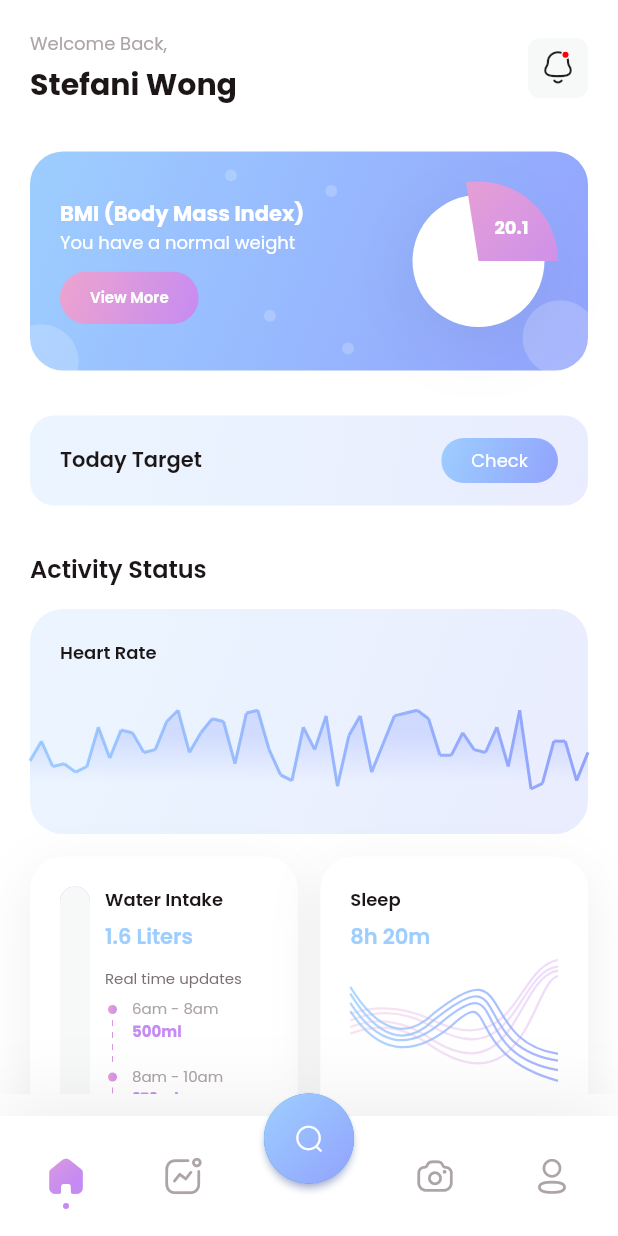
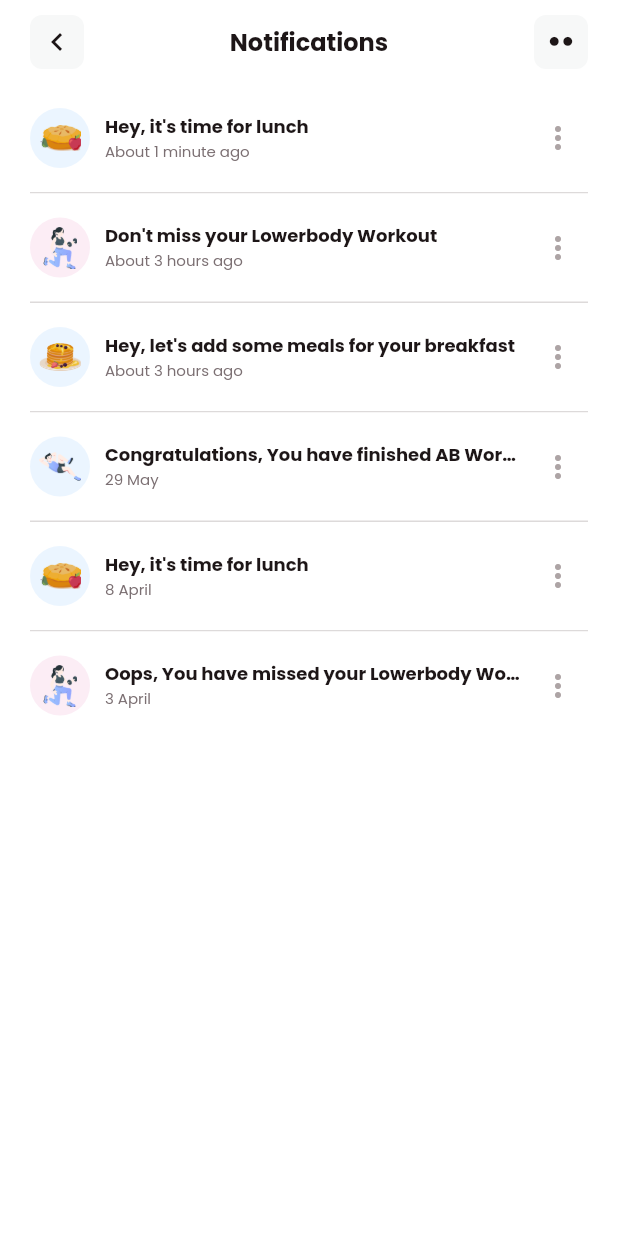
Before and after one commit to AyurM/FitnestX-Demo, a Flutter app: the HomeScreen screen opened directly, after a tap on an icon or button, on a phone screen of 412 x 824 dp. Run offline on Flutter 3.47's test engine with Material 2 defaults, Android fonts, the phone set to English and light mode, and no system bars; our stand-ins replace flutter_bloc, get_it, google_fonts.

Commit message:
Added Notification screen

```diff
--- /dev/null
+++ b/lib/data/model/notification_content.dart
@@ -0,0 +1,14 @@
+import 'package:flutter/material.dart';
+
+class NotificationContent {
+  final String message;
+  final String date;
+  final String assetPath;
+  final Color? color;
+
+  const NotificationContent(
+      {required this.message,
+      required this.date,
+      required this.assetPath,
+      this.color});
+}
--- a/lib/data/model/water_intake_update.dart
+++ b/lib/data/model/water_intake_update.dart
@@ -1,11 +1,6 @@
-import 'dart:math';
-
 import 'package:intl/intl.dart';
 
 const _kMlText = 'ml';
-const _kMinWaterIntakePerUpdate = 10;
-const _kMaxWaterIntakePerUpdate = 70;
-const _kMockStartHour = 6;
 
 class WaterIntakeUpdate {
   final DateTime start;
@@ -13,7 +8,6 @@ class WaterIntakeUpdate {
   final int intakeInMl;
 
   static final DateFormat timeFormat = DateFormat('ha');
-  static final Random _random = Random();
 
   const WaterIntakeUpdate({
     required this.start,
@@ -26,26 +20,4 @@ class WaterIntakeUpdate {
           .toLowerCase();
 
   String get intake => '$intakeInMl$_kMlText';
-
-  static List<WaterIntakeUpdate> generateMockIntakes(int length) {
-    final now = DateTime.now();
-    final result = <WaterIntakeUpdate>[];
-
-    for (int i = 0; i < length; i++) {
-      result.add(WaterIntakeUpdate(
-          start:
-              DateTime(now.year, now.month, now.day, _kMockStartHour + i * 2),
-          end: i == length - 1
-              ? null
-              : DateTime(
-                  now.year, now.month, now.day, _kMockStartHour + (i + 1) * 2),
-          intakeInMl: _getRandomIntake()));
-    }
-    return result;
-  }
-
-  static int _getRandomIntake() =>
-      10 *
-      (_random.nextInt(_kMaxWaterIntakePerUpdate - _kMinWaterIntakePerUpdate) +
-          _kMinWaterIntakePerUpdate);
 }
--- a/lib/main.dart
+++ b/lib/main.dart
@@ -19,7 +19,9 @@ class MyApp extends StatelessWidget {
       debugShowCheckedModeBanner: false,
       title: kAppName,
       theme: ThemeData.light().copyWith(
-          textTheme: appTextTheme, scaffoldBackgroundColor: AppColors.white),
+        textTheme: appTextTheme,
+        scaffoldBackgroundColor: AppColors.white,
+      ),
       home: const WelcomeScreen(),
     );
   }
--- a/lib/res/theme/app_icons.dart
+++ b/lib/res/theme/app_icons.dart
@@ -8,6 +8,8 @@ class AppIcons {
   static const _kFontFam = 'AppIcons';
   static const String? _kFontPkg = null;
 
+  static const IconData more =
+      IconData(0xe800, fontFamily: _kFontFam, fontPackage: _kFontPkg);
   static const IconData activity_outlined =
       IconData(0xe802, fontFamily: _kFontFam, fontPackage: _kFontPkg);
   static const IconData camera_outlined =
--- /dev/null
+++ b/lib/res/views/app_scaffold.dart
@@ -0,0 +1,20 @@
+import 'package:fitnest_x/res/views/fitnest_app_bar.dart';
+import 'package:flutter/material.dart';
+
+class AppScaffold extends StatelessWidget {
+  final String title;
+  final Widget body;
+  final void Function()? onMorePressed;
+
+  const AppScaffold(
+      {Key? key, required this.title, required this.body, this.onMorePressed})
+      : super(key: key);
+
+  @override
+  Widget build(BuildContext context) {
+    return Scaffold(
+      appBar: FitnestAppBar(text: title, context: context),
+      body: body,
+    );
+  }
+}
--- /dev/null
+++ b/lib/res/views/fitnest_app_bar.dart
@@ -0,0 +1,81 @@
+import 'package:fitnest_x/res/colors/app_colors.dart';
+import 'package:fitnest_x/res/theme/app_icons.dart';
+import 'package:fitnest_x/res/theme/constants.dart';
+import 'package:flutter/material.dart';
+
+const _kAppBarButtonSize = 36.0;
+const _kBorderRadius = 8.0;
+
+class FitnestAppBar extends AppBar {
+  final String text;
+  final IconData? leadingIcon;
+  final void Function()? onMorePressed;
+  final BuildContext context;
+
+  FitnestAppBar(
+      {Key? key,
+      required this.text,
+      required this.context,
+      this.leadingIcon,
+      this.onMorePressed})
+      : super(
+            key: key,
+            leading: _AppBarButton(
+              iconData: leadingIcon ?? Icons.chevron_left_outlined,
+              onPressed: () => Navigator.of(context).pop(),
+            ),
+            actions: [
+              _AppBarButton(
+                iconData: AppIcons.more,
+                onPressed: onMorePressed ?? () {},
+              )
+            ],
+            title: Text(text));
+
+  @override
+  bool? get centerTitle => true;
+
+  @override
+  Color? get backgroundColor => AppColors.white;
+
+  @override
+  double? get elevation => 0;
+
+  @override
+  double? get leadingWidth =>
+      _kAppBarButtonSize + kHorizontalPadding.left + kHorizontalPadding.right;
+
+  @override
+  TextStyle? get titleTextStyle =>
+      Theme.of(context).textTheme.headline4?.copyWith(fontSize: 16);
+}
+
+class _AppBarButton extends StatelessWidget {
+  final IconData iconData;
+  final void Function()? onPressed;
+  const _AppBarButton({Key? key, required this.iconData, this.onPressed})
+      : super(key: key);
+
+  @override
+  Widget build(BuildContext context) => Padding(
+        padding: EdgeInsets.symmetric(
+            horizontal: kHorizontalPadding.left,
+            vertical: (kToolbarHeight - _kAppBarButtonSize) / 2),
+        child: Ink(
+          width: _kAppBarButtonSize,
+          height: _kAppBarButtonSize,
+          decoration: BoxDecoration(
+              borderRadius: BorderRadius.circular(_kBorderRadius),
+              color: AppColors.borderColor),
+          child: InkWell(
+            onTap: onPressed,
+            borderRadius: BorderRadius.circular(_kBorderRadius),
+            child: Center(
+                child: Icon(
+              iconData,
+              color: AppColors.black,
+            )),
+          ),
+        ),
+      );
+}
--- a/lib/res/views/home_tab/activity_block.dart
+++ b/lib/res/views/home_tab/activity_block.dart
@@ -1,16 +1,14 @@
-import 'package:fitnest_x/data/model/water_intake_update.dart';
 import 'package:fitnest_x/res/views/home_tab/calories_card.dart';
 import 'package:fitnest_x/res/views/home_tab/heart_rate_card.dart';
 import 'package:fitnest_x/res/views/home_tab/sleep_card.dart';
 import 'package:fitnest_x/res/views/home_tab/water_intake.dart';
 import 'package:fitnest_x/res/views/section_title.dart';
+import 'package:fitnest_x/utils/data_mock_utils.dart';
 import 'package:flutter/material.dart';
 
 const _titleText = 'Activity Status';
 const _kSpacing = 15.0;
 const _kSleepDuration = Duration(hours: 8, minutes: 20);
-const _kTargetCalories = 990;
-const _kConsumedCalories = 760;
 const _kMaxTotalWaterIntakeMl = 3000;
 const _kMockIntakesLength = 5;
 
@@ -34,18 +32,20 @@ class ActivityBlock extends StatelessWidget {
                 Expanded(
                     child: WaterIntakeCard(
                         maxIntakeMl: _kMaxTotalWaterIntakeMl,
-                        intakeUpdates: WaterIntakeUpdate.generateMockIntakes(
-                            _kMockIntakesLength))),
+                        intakeUpdates:
+                            DataMockUtils.getMockIntakes(_kMockIntakesLength))),
                 const SizedBox(width: _kSpacing),
                 Expanded(
                     child: Column(
-                  children: const [
-                    Expanded(child: SleepCard(duration: _kSleepDuration)),
-                    SizedBox(height: _kSpacing),
+                  children: [
+                    const Expanded(child: SleepCard(duration: _kSleepDuration)),
+                    const SizedBox(height: _kSpacing),
                     Expanded(
                         child: CaloriesCard(
-                            consumedCalories: _kConsumedCalories,
-                            targetCalories: _kTargetCalories)),
+                            consumedCalories:
+                                DataMockUtils.getMockConsumedCalories(),
+                            targetCalories:
+                                DataMockUtils.getMockTotalCalories())),
                   ],
                 ))
               ],
--- a/lib/res/views/home_tab/home_tab_header.dart
+++ b/lib/res/views/home_tab/home_tab_header.dart
@@ -1,11 +1,12 @@
 import 'package:fitnest_x/res/colors/app_colors.dart';
 import 'package:fitnest_x/res/theme/app_icons.dart';
+import 'package:fitnest_x/screens/notification_screen/notification_screen.dart';
 import 'package:flutter/material.dart';
 
 const _kButtonSize = 40.0;
 const _kBorderRadius = 8.0;
 const _kNotificationDotSize = 6.0;
-const _welcomeText = 'Welcome Back,';
+const _welcomeText = 'Welcome back,';
 
 class HomeTabHeader extends StatelessWidget {
   final String username;
@@ -34,7 +35,10 @@ class HomeTabHeader extends StatelessWidget {
           ],
         ),
         _NotificationButton(
-          onPressed: () {},
+          onPressed: () => Navigator.push(
+              context,
+              MaterialPageRoute(
+                  builder: (context) => const NotificationScreen())),
           hasNotifications: hasNotifications,
         )
       ],
@@ -64,21 +68,21 @@ class _NotificationButton extends StatelessWidget {
               child: Stack(
             children: [
               const Icon(AppIcons.notification_outlined),
-              if (hasNotifications)
-                Positioned(
-                  right: 4,
-                  child: Container(
-                    width: _kNotificationDotSize,
-                    height: _kNotificationDotSize,
-                    decoration: BoxDecoration(
-                        color: AppColors.red,
-                        borderRadius:
-                            BorderRadius.circular(_kNotificationDotSize / 2),
-                        border: Border.all(color: AppColors.borderColor)),
-                  ),
-                )
+              if (hasNotifications) _buildIndicator()
             ],
           )),
         ),
       );
+
+  Widget _buildIndicator() => Positioned(
+        right: 4,
+        child: Container(
+          width: _kNotificationDotSize,
+          height: _kNotificationDotSize,
+          decoration: BoxDecoration(
+              color: AppColors.red,
+              borderRadius: BorderRadius.circular(_kNotificationDotSize / 2),
+              border: Border.all(color: AppColors.borderColor)),
+        ),
+      );
 }
--- /dev/null
+++ b/lib/res/views/notification/notification_list_item.dart
@@ -0,0 +1,81 @@
+import 'package:fitnest_x/data/model/notification_content.dart';
+import 'package:fitnest_x/res/colors/app_colors.dart';
+import 'package:flutter/material.dart';
+
+const _kImageHeight = 40.0;
+const _kImageBgOpacity = 0.2;
+const _kAssetImageScale = 0.7;
+const _kPadding = EdgeInsets.symmetric(vertical: 16);
+
+class NotificationListItem extends StatelessWidget {
+  final NotificationContent data;
+  final void Function()? onPressed;
+
+  const NotificationListItem({Key? key, required this.data, this.onPressed})
+      : super(key: key);
+
+  @override
+  Widget build(BuildContext context) {
+    final color = data.color ?? AppColors.blue2;
+    final TextStyle? textStyle = Theme.of(context).textTheme.subtitle1;
+
+    return RawMaterialButton(
+        onPressed: onPressed ?? () {},
+        padding: _kPadding,
+        elevation: 0,
+        fillColor: AppColors.white,
+        child: Row(
+          children: [
+            _NotificationImage(assetPath: data.assetPath, color: color),
+            const SizedBox(width: 10),
+            Expanded(
+                child: Column(
+              crossAxisAlignment: CrossAxisAlignment.start,
+              children: [
+                Text(data.message,
+                    maxLines: 1,
+                    overflow: TextOverflow.ellipsis,
+                    style: textStyle?.copyWith(
+                        fontWeight: FontWeight.bold, color: AppColors.black)),
+                Text(
+                  data.date,
+                  maxLines: 1,
+                  overflow: TextOverflow.ellipsis,
+                  style: textStyle?.copyWith(fontSize: 10),
+                )
+              ],
+            )),
+            const SizedBox(width: 10),
+            const Icon(Icons.more_vert_outlined, color: AppColors.gray2),
+            const SizedBox(width: 8),
+          ],
+        ));
+  }
+}
+
+class _NotificationImage extends StatelessWidget {
+  final String assetPath;
+  final Color color;
+
+  const _NotificationImage(
+      {Key? key, required this.assetPath, required this.color})
+      : super(key: key);
+
+  @override
+  Widget build(BuildContext context) => Stack(
+        alignment: Alignment.center,
+        children: [
+          Container(
+            width: _kImageHeight,
+            height: _kImageHeight,
+            decoration: BoxDecoration(
+                color: color.withOpacity(_kImageBgOpacity),
+                shape: BoxShape.circle),
+          ),
+          Image.asset(assetPath,
+              width: _kImageHeight * _kAssetImageScale,
+              height: _kImageHeight * _kAssetImageScale,
+              fit: BoxFit.contain)
+        ],
+      );
+}
--- /dev/null
+++ b/lib/screens/notification_screen/notification_screen.dart
@@ -0,0 +1,30 @@
+import 'package:fitnest_x/res/colors/app_colors.dart';
+import 'package:fitnest_x/res/theme/constants.dart';
+import 'package:fitnest_x/res/views/app_scaffold.dart';
+import 'package:fitnest_x/res/views/notification/notification_list_item.dart';
+import 'package:fitnest_x/utils/data_mock_utils.dart';
+import 'package:flutter/material.dart';
+
+const _titleText = 'Notifications';
+
+class NotificationScreen extends StatelessWidget {
+  const NotificationScreen({Key? key}) : super(key: key);
+
+  @override
+  Widget build(BuildContext context) {
+    final notifications = DataMockUtils.getMockNotifications();
+
+    return AppScaffold(
+        title: _titleText,
+        body: ListView.separated(
+            padding: kHorizontalPadding,
+            itemBuilder: (_, index) =>
+                NotificationListItem(data: notifications[index]),
+            separatorBuilder: (_, __) => const Divider(
+                  height: 1,
+                  thickness: 1,
+                  color: AppColors.gray3,
+                ),
+            itemCount: notifications.length));
+  }
+}
--- /dev/null
+++ b/lib/utils/data_mock_utils.dart
@@ -0,0 +1,82 @@
+import 'dart:math';
+
+import 'package:fitnest_x/data/model/notification_content.dart';
+import 'package:fitnest_x/data/model/water_intake_update.dart';
+import 'package:fitnest_x/res/colors/app_colors.dart';
+
+const _kMinWaterIntakePerUpdate = 10;
+const _kMaxWaterIntakePerUpdate = 70;
+const _kMockStartHour = 6;
+const _kTargetCalories = 990;
+const _kMinConsumedCalories = 30;
+const _kMaxConsumedCalories = 80;
+
+class DataMockUtils {
+  DataMockUtils._();
+
+  static final Random _random = Random();
+
+  static List<WaterIntakeUpdate> getMockIntakes(int length) {
+    final now = DateTime.now();
+    final result = <WaterIntakeUpdate>[];
+
+    for (int i = 0; i < length; i++) {
+      result.add(WaterIntakeUpdate(
+          start:
+              DateTime(now.year, now.month, now.day, _kMockStartHour + i * 2),
+          end: i == length - 1
+              ? null
+              : DateTime(
+                  now.year, now.month, now.day, _kMockStartHour + (i + 1) * 2),
+          intakeInMl: _getRandomIntake()));
+    }
+    return result;
+  }
+
+  static int _getRandomIntake() =>
+      10 *
+      (_random.nextInt(_kMaxWaterIntakePerUpdate - _kMinWaterIntakePerUpdate) +
+          _kMinWaterIntakePerUpdate);
+
+  static int getMockConsumedCalories() =>
+      10 *
+      (_random.nextInt(_kMaxConsumedCalories - _kMinConsumedCalories) +
+          _kMinConsumedCalories);
+
+  static int getMockTotalCalories() => _kTargetCalories;
+
+  static List<NotificationContent> getMockNotifications() {
+    return const [
+      NotificationContent(
+          message: 'Hey, it\'s time for lunch',
+          date: 'About 1 minute ago',
+          assetPath: 'assets/images/notification_4.png',
+          color: AppColors.blue2),
+      NotificationContent(
+          message: 'Don\'t miss your Lowerbody Workout',
+          date: 'About 3 hours ago',
+          assetPath: 'assets/images/notification_1.png',
+          color: AppColors.purple2),
+      NotificationContent(
+          message: 'Hey, let\'s add some meals for your breakfast',
+          date: 'About 3 hours ago',
+          assetPath: 'assets/images/notification_3.png',
+          color: AppColors.blue2),
+      NotificationContent(
+          message: 'Congratulations, You have finished AB Workout',
+          date: '29 May',
+          assetPath: 'assets/images/notification_2.png',
+          color: AppColors.blue2),
+      NotificationContent(
+          message: 'Hey, it\'s time for lunch',
+          date: '8 April',
+          assetPath: 'assets/images/notification_4.png',
+          color: AppColors.blue2),
+      NotificationContent(
+          message: 'Oops, You have missed your Lowerbody Workout',
+          date: '3 April',
+          assetPath: 'assets/images/notification_1.png',
+          color: AppColors.purple2),
+    ];
+  }
+}
```
Also changed, not shown: assets/fonts/AppIcons.ttf, assets/images/notification_1.png (added), assets/images/notification_2.png (added), assets/images/notification_3.png (added), assets/images/notification_4.png (added).
